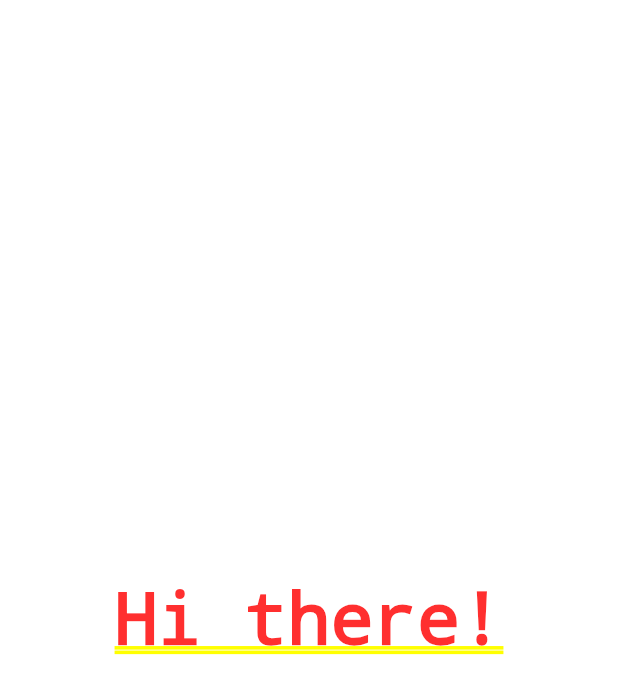
After one commit to Night-Shift-Racing/iEngineer, a Flutter app: the screen it shows after launch, after a tap on "Jetzt anmelden!", on a phone screen of 412 x 824 dp. The commit adds this screen. Shown: the top 694 px of the screen. Run offline on Flutter 3.47's test engine with Material 2 defaults, Android fonts, the phone set to English and light mode, and no system bars; our stand-ins replace bloc, dartx, flutter_bloc, freezed_annotation, get_it, go_router and 1 more; missing offline and left inert: dart:ffi; accounts and stored records are empty.

Commit message:
some refactoring

```diff
--- /dev/null
+++ b/app/lib/authentication/bootstrap.dart
@@ -0,0 +1,15 @@
+import 'package:app/authentication/model/user_manager.dart';
+import 'package:app/authentication/view/screens/sign_in/sign_in_bloc.dart';
+import 'package:get_it/get_it.dart';
+
+bootstrap(GetIt getIt) {
+  getIt.registerSingleton<UserManager>(
+    UserManager.instance(),
+    dispose: (userManager) => userManager.close(),
+  );
+  getIt.registerFactory<SignInBloc>(
+    () => SignInBloc(
+      userManager: GetIt.instance.get<UserManager>(),
+    ),
+  );
+}
--- a/app/lib/main.dart
+++ b/app/lib/main.dart
@@ -1,6 +1,31 @@
-import 'package:app/app.dart';
+import 'package:app/authentication/bootstrap.dart' as bootstrap_authentication;
+import 'package:app/routing/bootstrap.dart' as bootstrap_routing;
+import 'package:app/routing/routing.dart';
 import 'package:flutter/material.dart';
+import 'package:get_it/get_it.dart';
 
 void main() {
   runApp(const App());
 }
+
+class App extends StatefulWidget {
+  const App({Key? key}) : super(key: key);
+
+  @override
+  _AppState createState() => _AppState();
+}
+
+class _AppState extends State<App> {
+  @override
+  void initState() {
+    final getIt = GetIt.instance;
+    bootstrap_authentication.bootstrap(getIt);
+    bootstrap_routing.bootstrap(getIt);
+    super.initState();
+  }
+
+  @override
+  Widget build(BuildContext context) {
+    return const RoutingWidget();
+  }
+}
--- /dev/null
+++ b/app/lib/routing/bootstrap.dart
@@ -0,0 +1,9 @@
+import 'package:app/authentication/authentication.dart';
+import 'package:get_it/get_it.dart';
+
+bootstrap(GetIt getIt) {
+  assert(
+    getIt.isRegistered<UserManager>(),
+    'Please register the UserManager first',
+  );
+}
--- /dev/null
+++ b/app/lib/routing/routing.dart
@@ -0,0 +1 @@
+export 'package:app/routing/view/organisms/routing/routing_widget.dart';
--- /dev/null
+++ b/app/lib/routing/view/organisms/routing/routing_widget.dart
@@ -0,0 +1,58 @@
+import 'package:app/authentication/authentication.dart';
+import 'package:flutter/material.dart';
+import 'package:get_it/get_it.dart';
+import 'package:go_router/go_router.dart';
+
+class RoutingWidget extends StatefulWidget {
+  const RoutingWidget({Key? key}) : super(key: key);
+
+  @override
+  State<RoutingWidget> createState() => _RoutingWidgetState();
+}
+
+class _RoutingWidgetState extends State<RoutingWidget> {
+  final UserManager _userManager = GetIt.instance.get<UserManager>();
+
+  @override
+  void initState() {
+    super.initState();
+  }
+
+  @override
+  Widget build(BuildContext context) {
+    final router = GoRouter(
+      routes: [
+        GoRoute(
+          path: '/',
+          pageBuilder: (context, state) => const MaterialPage(
+            child: Center(child: Text('Hi there!')),
+          ),
+        ),
+        GoRoute(
+          path: '/login',
+          pageBuilder: (context, state) {
+            return MaterialPage(
+              child: SignInScreen(
+                redirect: state.queryParams['redirect'] ?? '/',
+              ),
+            );
+          },
+        )
+      ],
+      redirect: (state) {
+        if (!_userManager.isUserLoggedIn && state.subloc != '/login') {
+          var redirect = '';
+          if (state.fullpath != null) {
+            redirect = '?redirect=${state.fullpath}';
+          }
+          return '/login$redirect';
+        }
+      },
+    );
+
+    return MaterialApp.router(
+      routeInformationParser: router.routeInformationParser,
+      routerDelegate: router.routerDelegate,
+    );
+  }
+}
--- a/app/pubspec.yaml
+++ b/app/pubspec.yaml
@@ -27,6 +27,7 @@ dependencies:
   flutter_bloc: ^8.0.1
   freezed_annotation: ^1.1.0
   go_router: ^3.0.1
+  get_it: ^7.2.0
 
 dev_dependencies:
   build_runner: ^2.1.7
```
Also changed, not shown: app/lib/app.dart (deleted, +0 -39 lines), app/lib/authentication/view/screens/sign_in/sign_in_bloc.dart (+5 -2 lines), app/lib/authentication/view/screens/sign_in/sign_in_screen.dart (+8 -3 lines), app/pubspec.lock.
